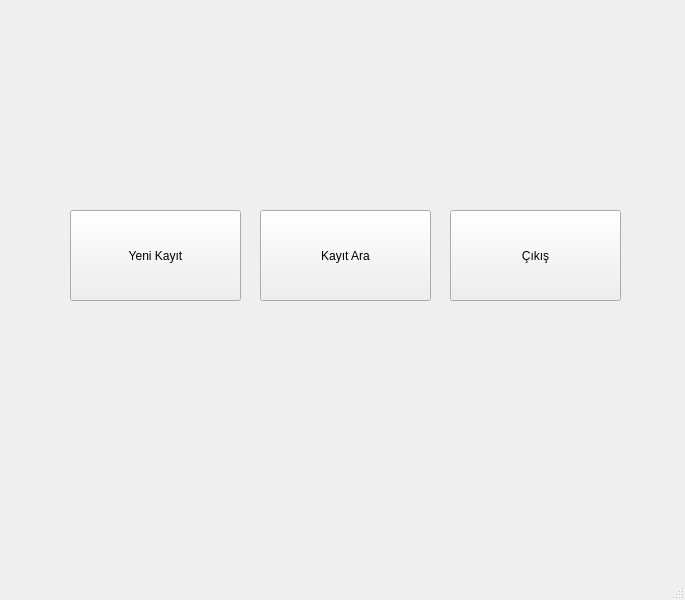
Old version of the form main.ui in the repository ozancaglayan/EHR.
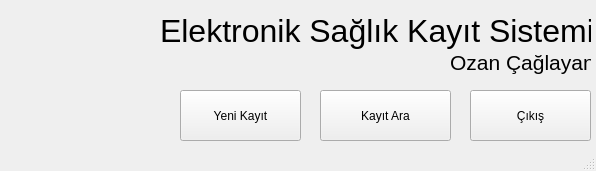
New version of the form. Icons and pictures are not drawn.

```diff
--- a/main.ui
+++ b/main.ui
@@ -6,8 +6,8 @@
    <rect>
     <x>0</x>
     <y>0</y>
-    <width>685</width>
-    <height>600</height>
+    <width>596</width>
+    <height>171</height>
    </rect>
   </property>
   <property name="windowTitle">
@@ -17,10 +17,10 @@
    <widget class="QPushButton" name="pushButton">
     <property name="geometry">
      <rect>
-      <x>70</x>
-      <y>210</y>
-      <width>171</width>
-      <height>91</height>
+      <x>180</x>
+      <y>90</y>
+      <width>121</width>
+      <height>51</height>
      </rect>
     </property>
     <property name="text">
@@ -34,10 +34,10 @@
    <widget class="QPushButton" name="pushButton_2">
     <property name="geometry">
      <rect>
-      <x>260</x>
-      <y>210</y>
-      <width>171</width>
-      <height>91</height>
+      <x>320</x>
+      <y>90</y>
+      <width>131</width>
+      <height>51</height>
      </rect>
     </property>
     <property name="text">
@@ -51,10 +51,10 @@
    <widget class="QPushButton" name="pushButton_3">
     <property name="geometry">
      <rect>
-      <x>450</x>
-      <y>210</y>
-      <width>171</width>
-      <height>91</height>
+      <x>470</x>
+      <y>90</y>
+      <width>121</width>
+      <height>51</height>
      </rect>
     </property>
     <property name="text">
@@ -65,16 +65,77 @@
       <normaloff>pixmaps/application-exit.png</normaloff>pixmaps/application-exit.png</iconset>
     </property>
    </widget>
-  </widget>
-  <widget class="QMenuBar" name="menubar">
-   <property name="geometry">
-    <rect>
-     <x>0</x>
-     <y>0</y>
-     <width>685</width>
-     <height>20</height>
-    </rect>
-   </property>
+   <widget class="QLabel" name="label">
+    <property name="geometry">
+     <rect>
+      <x>10</x>
+      <y>10</y>
+      <width>141</width>
+      <height>141</height>
+     </rect>
+    </property>
+    <property name="text">
+     <string/>
+    </property>
+    <property name="pixmap">
+     <pixmap>pixmaps/Health.png</pixmap>
+    </property>
+    <property name="scaledContents">
+     <bool>true</bool>
+    </property>
+    <property name="alignment">
+     <set>Qt::AlignLeading|Qt::AlignLeft|Qt::AlignTop</set>
+    </property>
+   </widget>
+   <widget class="QLabel" name="label_2">
+    <property name="geometry">
+     <rect>
+      <x>160</x>
+      <y>13</y>
+      <width>431</width>
+      <height>40</height>
+     </rect>
+    </property>
+    <property name="font">
+     <font>
+      <pointsize>24</pointsize>
+     </font>
+    </property>
+    <property name="text">
+     <string>Elektronik Sağlık Kayıt Sistemi</string>
+    </property>
+    <property name="textFormat">
+     <enum>Qt::RichText</enum>
+    </property>
+    <property name="alignment">
+     <set>Qt::AlignLeading|Qt::AlignLeft|Qt::AlignTop</set>
+    </property>
+   </widget>
+   <widget class="QLabel" name="label_3">
+    <property name="geometry">
+     <rect>
+      <x>450</x>
+      <y>50</y>
+      <width>141</width>
+      <height>41</height>
+     </rect>
+    </property>
+    <property name="font">
+     <font>
+      <pointsize>16</pointsize>
+      <italic>false</italic>
+     </font>
+    </property>
+    <property name="text">
+     <string>Ozan Çağlayan</string>
+    </property>
+    <property name="textFormat">
+     <enum>Qt::RichText</enum>
+    </property>
+    <property name="alignment">
+     <set>Qt::AlignLeading|Qt::AlignLeft|Qt::AlignTop</set>
+    </property>
+   </widget>
   </widget>
   <widget class="QStatusBar" name="statusbar"/>
  </widget>
```
